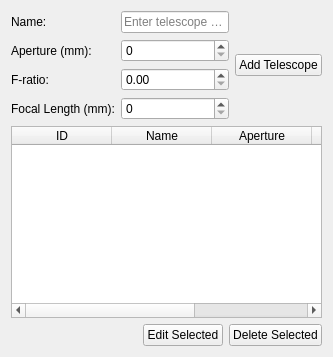
This is telescope_tab.ui in prookyon/MonoObsLog as Qt 5 draws it before an edit. The edited form follows.
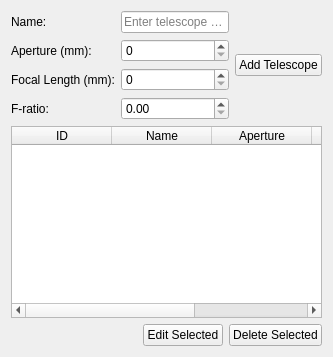
This is the edited form.

Commit message: Update Observation combos and auto-calc f-ratio

The edit to the form file:
```diff
--- a/telescope_tab.ui
+++ b/telescope_tab.ui
@@ -34,13 +34,27 @@
       </widget>
      </item>
      <item row="2" column="0">
+      <widget class="QLabel" name="focalLengthLabel">
+       <property name="text">
+        <string>Focal Length (mm):</string>
+       </property>
+      </widget>
+     </item>
+     <item row="2" column="1">
+      <widget class="QSpinBox" name="focalLengthSpinBox">
+       <property name="maximum">
+        <number>99999</number>
+       </property>
+      </widget>
+     </item>
+     <item row="3" column="0">
       <widget class="QLabel" name="fRatioLabel">
        <property name="text">
         <string>F-ratio:</string>
        </property>
       </widget>
      </item>
-     <item row="2" column="1">
+     <item row="3" column="1">
       <widget class="QDoubleSpinBox" name="fRatioSpinBox">
        <property name="decimals">
         <number>2</number>
@@ -53,20 +67,6 @@
        </property>
       </widget>
      </item>
-     <item row="3" column="0">
-      <widget class="QLabel" name="focalLengthLabel">
-       <property name="text">
-        <string>Focal Length (mm):</string>
-       </property>
-      </widget>
-     </item>
-     <item row="3" column="1">
-      <widget class="QSpinBox" name="focalLengthSpinBox">
-       <property name="maximum">
-        <number>99999</number>
-       </property>
-      </widget>
-     </item>
      <item row="0" column="2" rowspan="4">
       <widget class="QPushButton" name="addTelescopeButton">
        <property name="text">
```
The commit also changes 1 other file.
